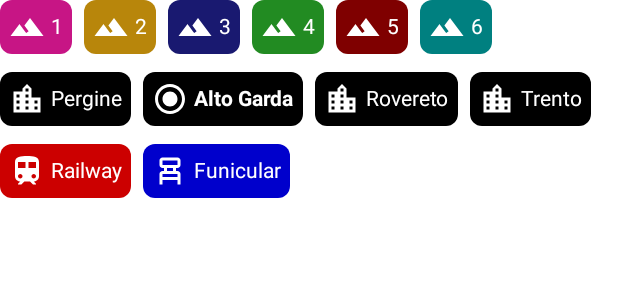
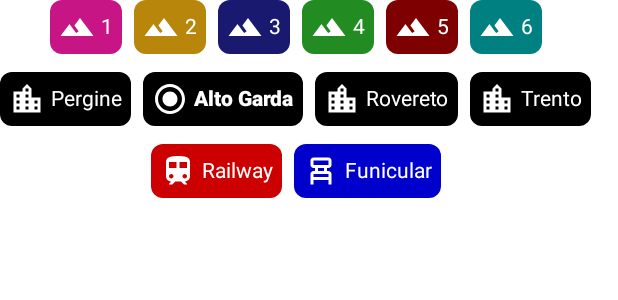
Before and after one commit to Stypox/tridenta, an Android app built with Jetpack Compose: the @Preview function AreaChipGroupPreview, on a phone screen of 412 x 824 dp. Shown: the top 300 px of the screen. Run offline under Robolectric (Android 15) with nearby library versions, the phone set to English and light mode, and no system bars; our stand-ins replace accompanist.

Commit message:
Improve area chips alignment and clickable zone

```diff
--- a/app/src/main/java/org/stypox/tridenta/ui/line/AreaChip.kt
+++ b/app/src/main/java/org/stypox/tridenta/ui/line/AreaChip.kt
@@ -5,21 +5,27 @@
 import androidx.compose.animation.core.animateIntAsState
 import androidx.compose.foundation.Image
 import androidx.compose.foundation.clickable
-import androidx.compose.foundation.layout.*
+import androidx.compose.foundation.layout.Arrangement
+import androidx.compose.foundation.layout.Column
+import androidx.compose.foundation.layout.Row
+import androidx.compose.foundation.layout.padding
 import androidx.compose.material.icons.Icons
 import androidx.compose.material.icons.filled.RadioButtonChecked
 import androidx.compose.material3.MaterialTheme
 import androidx.compose.material3.Surface
 import androidx.compose.material3.Text
 import androidx.compose.runtime.*
+import androidx.compose.runtime.saveable.rememberSaveable
 import androidx.compose.ui.Alignment
 import androidx.compose.ui.Modifier
+import androidx.compose.ui.draw.clip
 import androidx.compose.ui.graphics.Color
 import androidx.compose.ui.graphics.ColorFilter
 import androidx.compose.ui.res.stringResource
 import androidx.compose.ui.text.font.FontWeight
 import androidx.compose.ui.tooling.preview.Preview
 import androidx.compose.ui.unit.dp
+import com.google.accompanist.flowlayout.FlowMainAxisAlignment
 import com.google.accompanist.flowlayout.FlowRow
 import org.stypox.tridenta.data.Area
 
@@ -28,8 +34,8 @@
 fun AreaChip(area: Area, selected: Boolean, onClick: (Area) -> Unit) {
     Surface(
         color = Color(0xff000000 + area.color),
-        shape = MaterialTheme.shapes.small,
-        modifier = Modifier.clickable { onClick(area) },
+        // clip instead of doing shape= to ensure the touch ripple remains inside
+        modifier = Modifier.clip(MaterialTheme.shapes.small).clickable { onClick(area) },
     ) {
         Row(
             modifier = Modifier.padding(6.dp),
@@ -46,7 +52,7 @@
             }
 
             val weight by animateIntAsState(
-                targetValue = (if (selected) FontWeight.Bold else FontWeight.Normal).weight
+                targetValue = (if (selected) FontWeight.ExtraBold else FontWeight.Normal).weight
             )
             Text(
                 text = stringResource(id = area.nameRes),
@@ -62,6 +68,11 @@
 fun AreaChipGroup(selectedArea: MutableState<Area>, modifier: Modifier = Modifier) {
     @Composable
     fun AreaChipGroupRow(vararg areas: Area) {
+        FlowRow(
+            mainAxisSpacing = 8.dp,
+            mainAxisAlignment = FlowMainAxisAlignment.Center,
+            crossAxisSpacing = 4.dp,
+        ) {
             areas.forEach { area ->
                 AreaChip(
                     area = area,
@@ -69,14 +80,13 @@
                     onClick = { clickedArea -> selectedArea.value = clickedArea }
                 )
             }
-        Spacer(modifier = Modifier.fillMaxWidth()) // complete current row
-        Spacer(modifier = Modifier.fillMaxWidth()) // add a separator
+        }
     }
 
-    Column(modifier = modifier) {
-        FlowRow(
-            mainAxisSpacing = 8.dp,
-            crossAxisSpacing = 4.dp,
+    Column(
+        modifier = modifier,
+        horizontalAlignment = Alignment.CenterHorizontally,
+        verticalArrangement = Arrangement.spacedBy(12.dp),
     ) {
         AreaChipGroupRow(
             Area.Suburban1,
@@ -86,26 +96,23 @@
             Area.Suburban5,
             Area.Suburban6,
         )
-
         AreaChipGroupRow(
             Area.UrbanPergine,
             Area.UrbanAltoGarda,
             Area.UrbanRovereto,
             Area.UrbanTrento
         )
-
         AreaChipGroupRow(
             Area.Railway,
             Area.Funicular,
         )
     }
 }
-}
 
 @Preview
 @Composable
 fun AreaChipPreview() {
-    var selected by remember { mutableStateOf(false) }
+    var selected by rememberSaveable { mutableStateOf(false) }
     AreaChip(area = Area.Railway, selected = selected, onClick = {
         selected = !selected
     })
--- a/app/src/main/java/org/stypox/tridenta/ui/line/SuburbanAreasMap.kt
+++ b/app/src/main/java/org/stypox/tridenta/ui/line/SuburbanAreasMap.kt
@@ -9,7 +9,6 @@
 import androidx.compose.foundation.interaction.MutableInteractionSource
 import androidx.compose.foundation.isSystemInDarkTheme
 import androidx.compose.foundation.layout.BoxWithConstraints
-import androidx.compose.foundation.layout.aspectRatio
 import androidx.compose.foundation.layout.padding
 import androidx.compose.foundation.layout.size
 import androidx.compose.material.ripple.rememberRipple
@@ -19,9 +18,6 @@
 import androidx.compose.runtime.remember
 import androidx.compose.ui.Modifier
 import androidx.compose.ui.graphics.Color
-import androidx.compose.ui.layout.AlignmentLine
-import androidx.compose.ui.layout.MeasureResult
-import androidx.compose.ui.layout.layout
 import androidx.compose.ui.platform.LocalDensity
 import androidx.compose.ui.res.painterResource
 import androidx.compose.ui.res.stringResource
```
Lines whose indentation alone changed are shown as unchanged.
